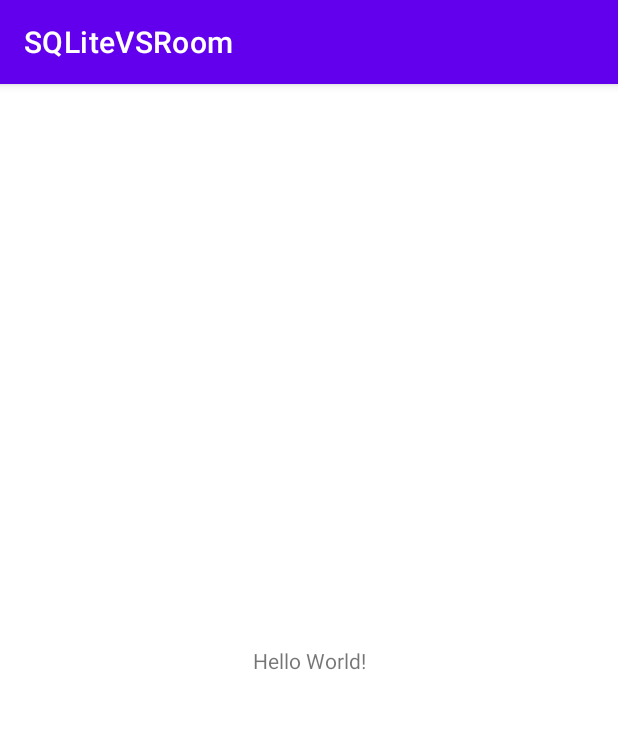
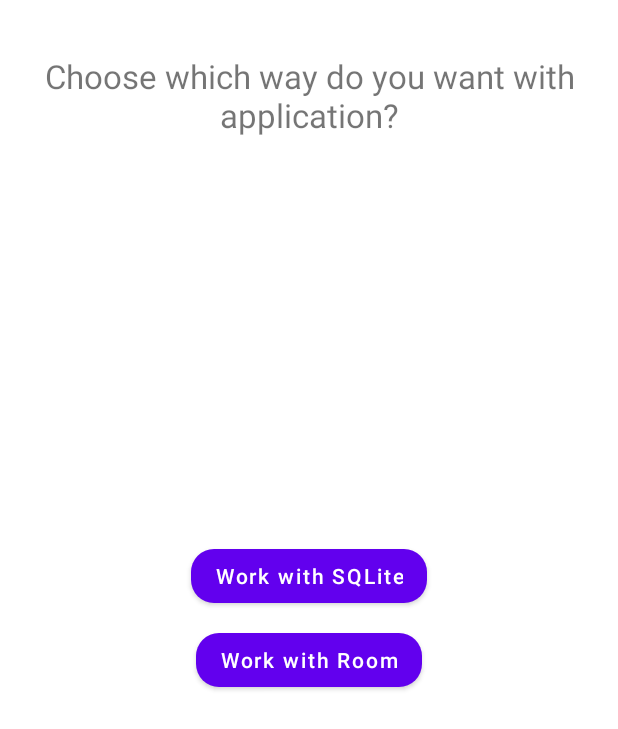
Before and after one commit to AbolfaZlRezaEe/SQLiteVSRoom, an Android app: the screen it shows after launch (MainActivity), on a phone screen of 412 x 824 dp. Shown: the top 729 px of the screen. Run offline under Robolectric (Android 15) with nearby library versions, the phone set to English and light mode, and no system bars.

Commit message:
implement ui of application

```diff
--- a/app/build.gradle
+++ b/app/build.gradle
@@ -30,6 +30,10 @@
     kotlinOptions {
         jvmTarget = '1.8'
     }
+
+    buildFeatures {
+        viewBinding = true
+    }
 }
 
 dependencies {
--- a/app/src/main/java/com/example/sqlitevsroom/MainActivity.kt
+++ b/app/src/main/java/com/example/sqlitevsroom/MainActivity.kt
@@ -2,14 +2,29 @@
 
 import android.os.Bundle
 import androidx.appcompat.app.AppCompatActivity
-import com.example.sqlitevsroom.sqlite.StudentDatabaseHelper
+import com.example.sqlitevsroom.databinding.ActivityMainBinding
 
 class MainActivity : AppCompatActivity() {
+
+    private lateinit var binding: ActivityMainBinding
+
     override fun onCreate(savedInstanceState: Bundle?) {
         super.onCreate(savedInstanceState)
-        setContentView(R.layout.activity_main)
+        binding = ActivityMainBinding.inflate(layoutInflater)
+        setContentView(binding.root)
 
-        val studentDatabase = StudentDatabaseHelper(this)
+        initListeners()
+    }
+
+    private fun initListeners() {
+        binding.sqliteMaterialButton.setOnClickListener {
+            supportFragmentManager.beginTransaction()
+                .replace(R.id.fragmentContainer, SQLiteFragment::class.java, null)
+        }
+        binding.roomMaterialButton.setOnClickListener {
+            supportFragmentManager.beginTransaction()
+                .replace(R.id.fragmentContainer, RoomFragment::class.java, null)
+        }
     }
 
 }
--- a/app/src/main/java/com/example/sqlitevsroom/sqlite/Student.kt
+++ b/app/src/main/java/com/example/sqlitevsroom/sqlite/Student.kt
@@ -1,7 +1,7 @@
 package com.example.sqlitevsroom.sqlite
 
 data class Student(
-    val studentId: Long,
-    val firstName: String,
-    val lastName: String
+    var studentId: Long,
+    var firstName: String,
+    var lastName: String
 )
--- a/app/src/main/res/layout/activity_main.xml
+++ b/app/src/main/res/layout/activity_main.xml
@@ -7,9 +7,48 @@
     tools:context=".MainActivity">
 
     <TextView
+        android:layout_width="0dp"
+        android:layout_height="wrap_content"
+        android:layout_marginStart="16dp"
+        android:layout_marginTop="36dp"
+        android:layout_marginEnd="16dp"
+        android:gravity="center"
+        android:text="Choose which way do you want with application?"
+        android:textSize="22sp"
+        app:layout_constraintEnd_toEndOf="parent"
+        app:layout_constraintStart_toStartOf="parent"
+        app:layout_constraintTop_toTopOf="parent" />
+
+    <com.google.android.material.button.MaterialButton
+        android:id="@+id/sqliteMaterialButton"
         android:layout_width="wrap_content"
         android:layout_height="wrap_content"
-        android:text="Hello World!"
+        android:text="Work with SQLite"
+        android:textAllCaps="false"
+        app:cornerRadius="15dp"
+        app:layout_constraintBottom_toTopOf="@+id/roomMaterialButton"
+        app:layout_constraintEnd_toEndOf="parent"
+        app:layout_constraintStart_toStartOf="parent"
+        app:layout_constraintTop_toTopOf="parent"
+        app:layout_constraintVertical_chainStyle="packed" />
+
+    <com.google.android.material.button.MaterialButton
+        android:id="@+id/roomMaterialButton"
+        android:layout_width="wrap_content"
+        android:layout_height="wrap_content"
+        android:layout_marginTop="8dp"
+        android:text="Work with Room"
+        android:textAllCaps="false"
+        app:cornerRadius="15dp"
+        app:layout_constraintBottom_toBottomOf="parent"
+        app:layout_constraintEnd_toEndOf="@+id/sqliteMaterialButton"
+        app:layout_constraintStart_toStartOf="@+id/sqliteMaterialButton"
+        app:layout_constraintTop_toBottomOf="@+id/sqliteMaterialButton" />
+
+    <FrameLayout
+        android:id="@+id/fragmentContainer"
+        android:layout_width="match_parent"
+        android:layout_height="match_parent"
         app:layout_constraintBottom_toBottomOf="parent"
         app:layout_constraintEnd_toEndOf="parent"
         app:layout_constraintStart_toStartOf="parent"
--- a/app/src/main/res/values-night/themes.xml
+++ /dev/null
@@ -1,16 +0,0 @@
-<resources>
-    <!-- Base application theme. -->
-    <style name="Theme.SQLiteVSRoom" parent="Theme.MaterialComponents.DayNight.DarkActionBar">
-        <!-- Primary brand color. -->
-        <item name="colorPrimary">@color/purple_200</item>
-        <item name="colorPrimaryVariant">@color/purple_700</item>
-        <item name="colorOnPrimary">@color/black</item>
-        <!-- Secondary brand color. -->
-        <item name="colorSecondary">@color/teal_200</item>
-        <item name="colorSecondaryVariant">@color/teal_200</item>
-        <item name="colorOnSecondary">@color/black</item>
-        <!-- Status bar color. -->
-        <item name="android:statusBarColor">?attr/colorPrimaryVariant</item>
-        <!-- Customize your theme here. -->
-    </style>
-</resources>
--- a/app/src/main/res/values/themes.xml
+++ b/app/src/main/res/values/themes.xml
@@ -1,6 +1,6 @@
 <resources>
     <!-- Base application theme. -->
-    <style name="Theme.SQLiteVSRoom" parent="Theme.MaterialComponents.DayNight.DarkActionBar">
+    <style name="Theme.SQLiteVSRoom" parent="Theme.MaterialComponents.Light.NoActionBar">
         <!-- Primary brand color. -->
         <item name="colorPrimary">@color/purple_500</item>
         <item name="colorPrimaryVariant">@color/purple_700</item>
```
Also changed, not shown: app/src/main/java/com/example/sqlitevsroom/RoomFragment.kt (added, +23 -0 lines), app/src/main/java/com/example/sqlitevsroom/SQLiteFragment.kt (added, +26 -0 lines), app/src/main/java/com/example/sqlitevsroom/view/recyclerView/StudentAdapter.kt (added, +51 -0 lines), app/src/main/java/com/example/sqlitevsroom/view/recyclerView/StudentViewHolder.kt (added, +16 -0 lines), app/src/main/res/drawable/ic_add_person_24dp.xml (added, +16 -0 lines), app/src/main/res/layout/fragment_room.xml (added, +24 -0 lines), app/src/main/res/layout/fragment_sqlite.xml (added, +24 -0 lines), app/src/main/res/layout/item_student.xml (added, +47 -0 lines).
